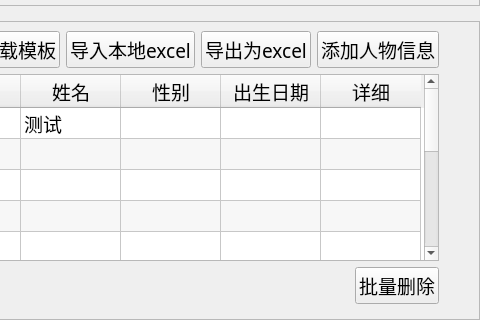
Qt form ui/widgets/subpages/page1_x/page.ui (ArcherLuo233/election-s-prediction) before a commit; both pictures show x 221 to 701 and y 140 to 460 of the 701 by 460 pixel window.
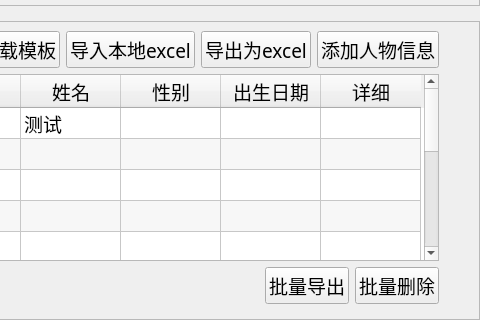
The same form after that commit. Custom widgets are drawn as their Qt base class.

Commit message: 我也不知道改了啥，大概是批量导出和一堆bug修复？

```diff
--- a/ui/widgets/subpages/page1_x/page.ui
+++ b/ui/widgets/subpages/page1_x/page.ui
@@ -316,6 +316,16 @@
           </property>
          </spacer>
         </item>
+        <item>
+         <widget class="QPushButton" name="btn_mul_export">
+          <property name="cursor">
+           <cursorShape>PointingHandCursor</cursorShape>
+          </property>
+          <property name="text">
+           <string>批量导出</string>
+          </property>
+         </widget>
+        </item>
         <item>
          <widget class="QPushButton" name="btn_mul_delete">
           <property name="cursor">
```
The commit also changes 7 other files.
